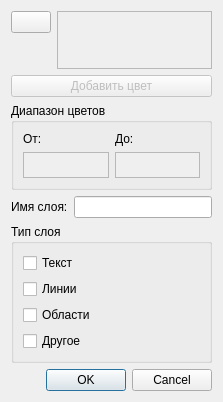
Before: the Qt Designer form MapVectorization/map-app/layerconfiguredialog.ui in YulyIllarionov/MapVectorization, drawn with Qt 5.
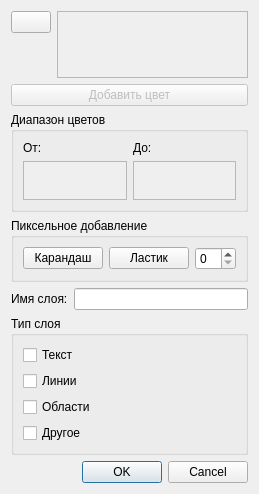
After: the same form once the commit is applied. Icons and pictures are not drawn.

```diff
--- a/MapVectorization/map-app/layerconfiguredialog.ui
+++ b/MapVectorization/map-app/layerconfiguredialog.ui
@@ -6,14 +6,14 @@
    <rect>
     <x>0</x>
     <y>0</y>
-    <width>223</width>
-    <height>402</height>
+    <width>253</width>
+    <height>494</height>
    </rect>
   </property>
   <property name="windowTitle">
    <string>Dialog</string>
   </property>
-  <layout class="QVBoxLayout" name="verticalLayout_5" stretch="2,1,3,1,1,1">
+  <layout class="QVBoxLayout" name="verticalLayout_5" stretch="2,1,3,1,1,1,1">
    <item>
     <layout class="QHBoxLayout" name="horizontalLayout_3" stretch="1,10">
      <item>
@@ -147,6 +147,38 @@
      </layout>
     </widget>
    </item>
+   <item>
+    <widget class="QGroupBox" name="groupBox_3">
+     <property name="title">
+      <string>Пиксельное добавление</string>
+     </property>
+     <layout class="QHBoxLayout" name="horizontalLayout_2">
+      <item>
+       <widget class="QPushButton" name="PenButton">
+        <property name="text">
+         <string>Карандаш</string>
+        </property>
+        <property name="checkable">
+         <bool>true</bool>
+        </property>
+       </widget>
+      </item>
+      <item>
+       <widget class="QPushButton" name="EraseButton">
+        <property name="text">
+         <string>Ластик</string>
+        </property>
+        <property name="checkable">
+         <bool>true</bool>
+        </property>
+       </widget>
+      </item>
+      <item>
+       <widget class="QSpinBox" name="RadiusSpinBox"/>
+      </item>
+     </layout>
+    </widget>
+   </item>
    <item>
     <layout class="QHBoxLayout" name="horizontalLayout">
      <item>
```
